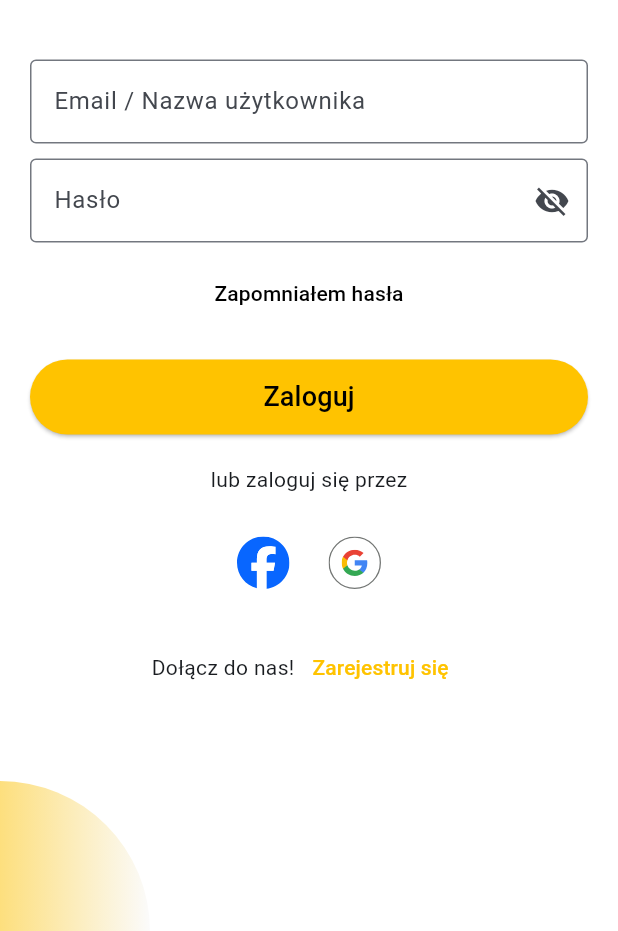
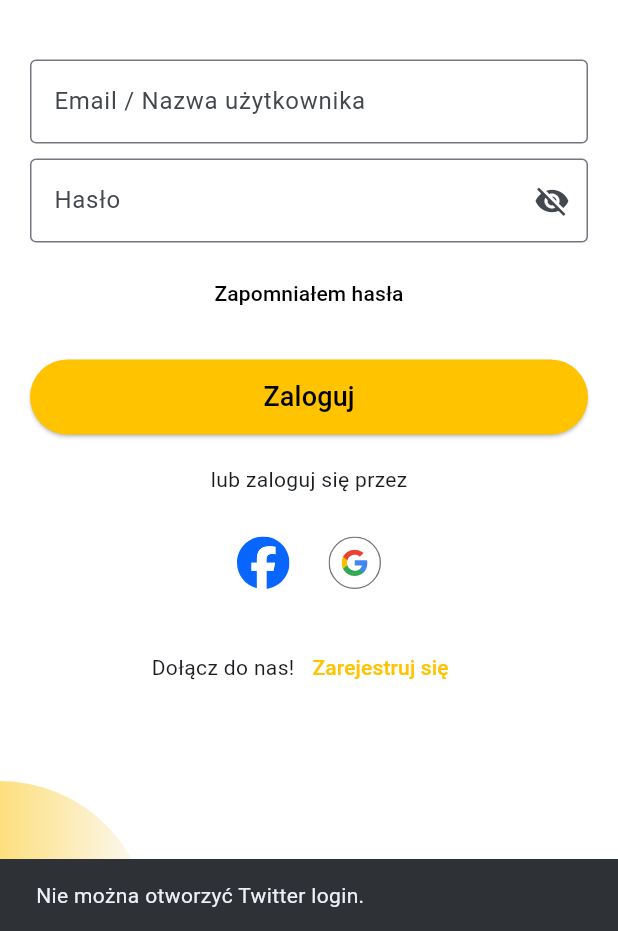
Before and after one commit to flasik1337/HiveIPZ, a Flutter app: the screen it shows after launch, after a tap on an icon or button, on a phone screen of 412 x 824 dp, the part 305-1236 px from its top. Run offline on Flutter 3.47's test engine with Material 3 defaults, Android fonts, the phone set to English and light mode, and no system bars; our stand-ins replace flutter_svg, google_sign_in, image_picker, shared_preferences; missing offline and left inert: add_2_calendar, biometric_login, flutter_facebook_auth; network calls fail.

```diff
--- a/aplikacja/lib/pages/sign_in.dart
+++ b/aplikacja/lib/pages/sign_in.dart
@@ -1,3 +1,5 @@
+import 'package:Hive/services/facebook_service.dart';
+import 'package:Hive/services/twitter_service.dart';
 import 'package:flutter/material.dart';
 import 'package:flutter_svg/flutter_svg.dart';
 import '../database/database_helper.dart';
@@ -261,16 +263,15 @@ void _completeLogin(String token, String userId) async {
                     children: [
                       IconButton(
                         icon: SvgPicture.asset('assets/facebook_icon.svg', width: 35, height: 35),
-                        onPressed: () {},
+                        onPressed: () {
+                          TwitterService.loginWithTwitter(context);
+                        },
                       ),
                       const SizedBox(width: 10),
                       IconButton(
                         icon: SvgPicture.asset('assets/google_icon.svg', width: 35, height: 35),
                         onPressed: () {
                           var googleUser = GoogleService.signInWithGoogle();
-                          // TODO sprawdź, czy istnieje użytkownik o takim mailu ? zaloguj po mail, id : wyowłaj rejestrację
-                          // być może trzeba będzie dodać wylogowanie google, ale nie wiem jak to śmignie jak użytkownik lognie się przez zwykłę konto np
-
                         },
                       ),
                     ],
--- /dev/null
+++ b/aplikacja/lib/services/twitter_service.dart
@@ -0,0 +1,22 @@
+import 'package:flutter/material.dart';
+import 'package:url_launcher/url_launcher.dart';
+import 'package:http/http.dart' as http;
+import 'dart:convert';
+
+class TwitterService {
+
+  static Future<void> loginWithTwitter(BuildContext context) async {
+    const backendUrl = 'https://vps.jakosinski.pl:5000/twitter/login';
+
+    if (await canLaunchUrl(Uri.parse(backendUrl))) {
+      await launchUrl(
+        Uri.parse('intent://vps.jakosinski.pl:5000/twitter/login#Intent;scheme=https;package=com.android.chrome;end'),
+        mode: LaunchMode.externalApplication,
+      );
+    } else {
+      ScaffoldMessenger.of(context).showSnackBar(
+        SnackBar(content: Text('Nie można otworzyć Twitter login.')),
+      );
+    }
+  }
+}
--- a/aplikacja/pubspec.yaml
+++ b/aplikacja/pubspec.yaml
@@ -43,7 +43,9 @@ dependencies:
   # Use with the CupertinoIcons class for iOS style icons.
   cupertino_icons: ^1.0.8
   add_2_calendar: ^2.1.0
-  google_sign_in: ^6.3.0  # google logowanie
+  google_sign_in: ^6.3.0          # google logowanie
+  flutter_facebook_auth: ^6.0.4   # facebook logowanie
+  url_launcher: ^6.2.5
 
 
 dev_dependencies:
```
Also changed, not shown: aplikacja/lib/database/database_helper.dart (+19 -0 lines), aplikacja/lib/services/facebook_service.dart (added, +19 -0 lines), aplikacja/pubspec.lock, 10 other files.
